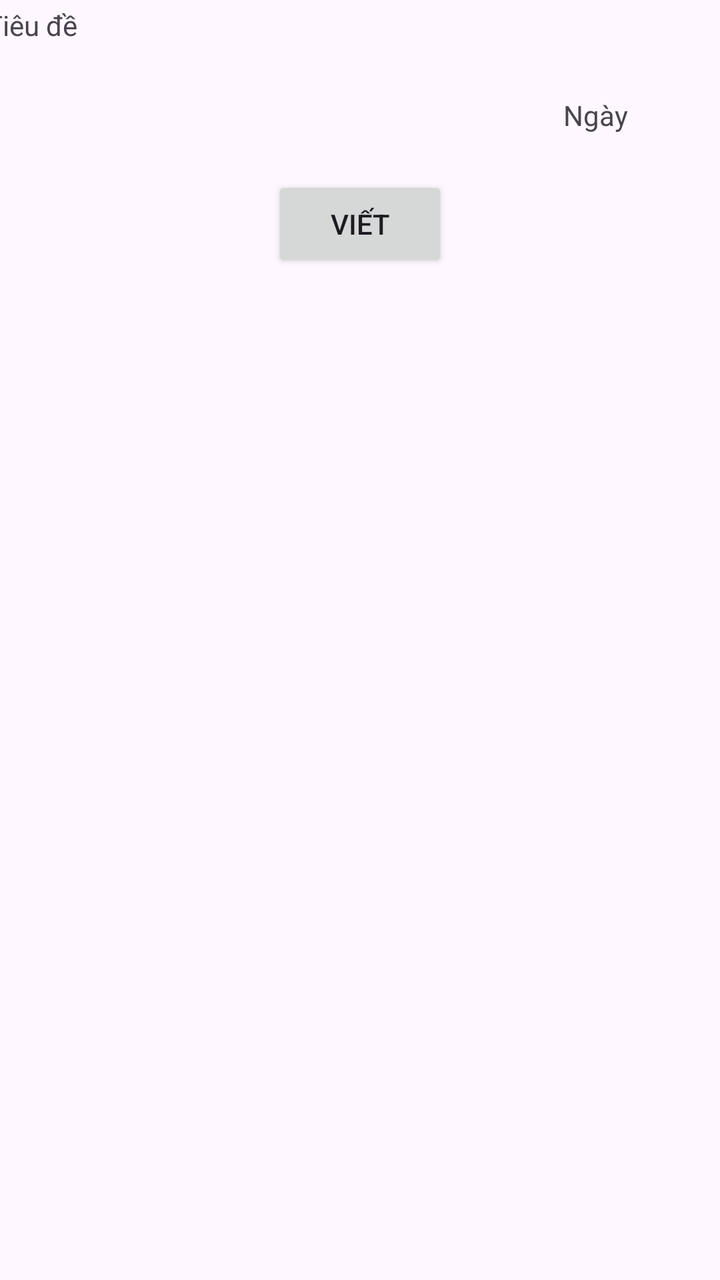
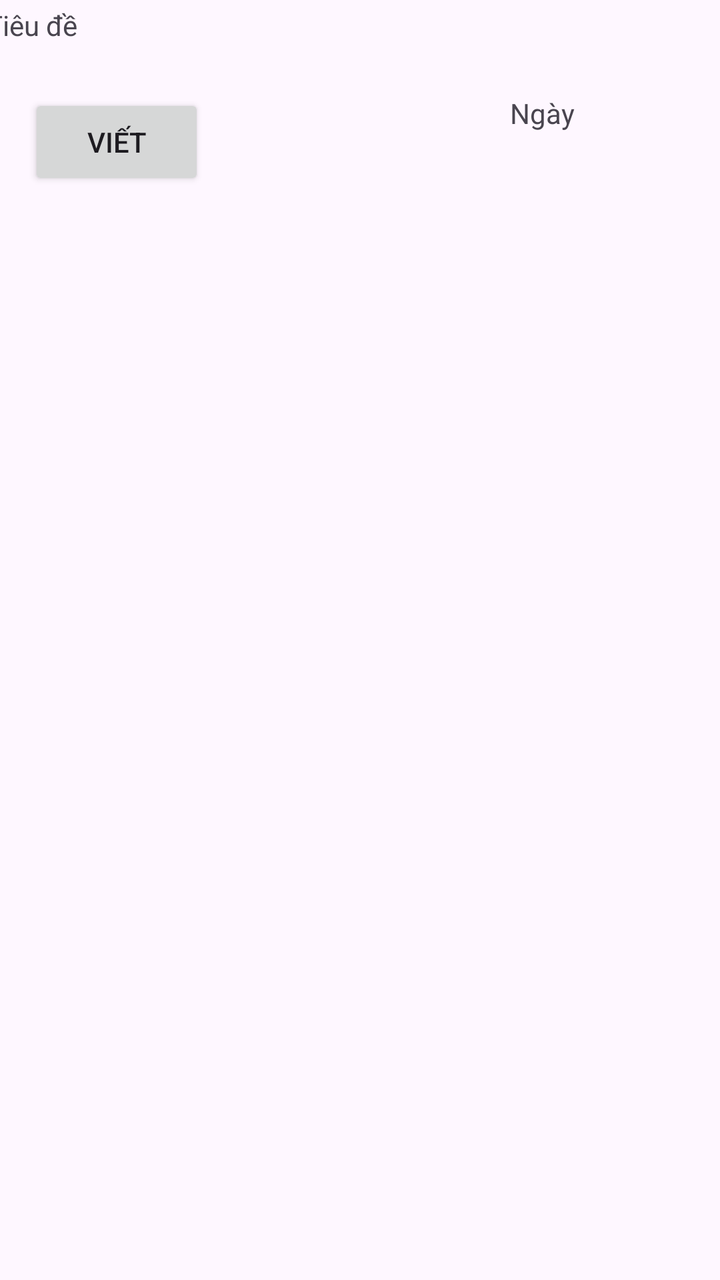

Screens rendered from an Android XML layout before and after an edit, with the pre-edit source and the edit as a unified diff.
<!-- AndroidManifest.xml: application theme Theme.Nhatky -->
<!-- res/layout/page_item.xml -->
<?xml version="1.0" encoding="utf-8"?>
<androidx.constraintlayout.widget.ConstraintLayout xmlns:android="http://schemas.android.com/apk/res/android"
    xmlns:app="http://schemas.android.com/apk/res-auto"
    xmlns:tools="http://schemas.android.com/tools"
    android:id="@+id/Moingay"
    android:layout_width="match_parent"
    android:layout_height="100dp"
    android:backgroundTint="#AB1D1D">

    <TextView
        android:id="@+id/tieude"
        android:layout_width="375dp"
        android:layout_height="40dp"
        android:layout_marginStart="3dp"
        android:layout_marginTop="3dp"
        android:layout_marginEnd="3dp"
        android:text="Tiêu đề"
        app:layout_constraintEnd_toEndOf="parent"
        app:layout_constraintStart_toStartOf="parent"
        app:layout_constraintTop_toTopOf="parent" />

    <TextView
        android:id="@+id/ngaygio"
        android:layout_width="100dp"
        android:layout_height="40dp"
        android:layout_marginStart="308dp"
        android:layout_marginTop="5dp"
        android:layout_marginEnd="5dp"
        android:text="Ngày"
        app:layout_constraintEnd_toEndOf="parent"
        app:layout_constraintStart_toStartOf="parent"
        app:layout_constraintTop_toBottomOf="@+id/tieude" />
    <Button
        android:id="@+id/btnViet"
        android:layout_width="wrap_content"
        android:layout_height="wrap_content"
        android:text="Viết"
        android:layout_marginStart="5dp"
        android:layout_marginEnd="5dp"
        app:layout_constraintEnd_toEndOf="parent"
        app:layout_constraintStart_toStartOf="parent"
        app:layout_constraintTop_toBottomOf="@+id/ngaygio" />
</androidx.constraintlayout.widget.ConstraintLayout>
<!-- resources referenced by this layout -->
<resources>
  <style name="Theme.Nhatky" parent="Base.Theme.Nhatky" />
  <style name="Base.Theme.Nhatky" parent="Theme.Material3.DayNight.NoActionBar">
          
          
      </style>
</resources>

<!-- the commit's change to res/layout/page_item.xml (unified diff, before → after) -->
@@ -24,20 +24,24 @@
         android:layout_width="100dp"
         android:layout_height="40dp"
         android:layout_marginStart="308dp"
-        android:layout_marginTop="5dp"
+        android:layout_marginTop="4dp"
         android:layout_marginEnd="5dp"
         android:text="Ngày"
         app:layout_constraintEnd_toEndOf="parent"
+        app:layout_constraintHorizontal_bias="1.0"
         app:layout_constraintStart_toStartOf="parent"
         app:layout_constraintTop_toBottomOf="@+id/tieude" />
+
     <Button
         android:id="@+id/btnViet"
         android:layout_width="wrap_content"
         android:layout_height="wrap_content"
+        android:layout_marginStart="5dp"
+        android:layout_marginTop="4dp"
+        android:layout_marginEnd="5dp"
         android:text="Viết"
-        android:layout_marginStart="5dp"
-        android:layout_marginEnd="5dp"
         app:layout_constraintEnd_toEndOf="parent"
+        app:layout_constraintHorizontal_bias="0.035"
         app:layout_constraintStart_toStartOf="parent"
-        app:layout_constraintTop_toBottomOf="@+id/ngaygio" />
+        app:layout_constraintTop_toBottomOf="@+id/tieude" />
 </androidx.constraintlayout.widget.ConstraintLayout>
